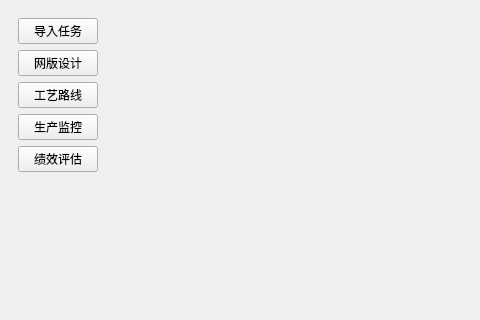
This is forms/main_window.ui in ByteKnight-X/LineControlRobot as Qt 5 draws it before an edit; both pictures show x 0 to 480 and y 0 to 320 of the 1024 by 640 pixel window. The edited form follows.
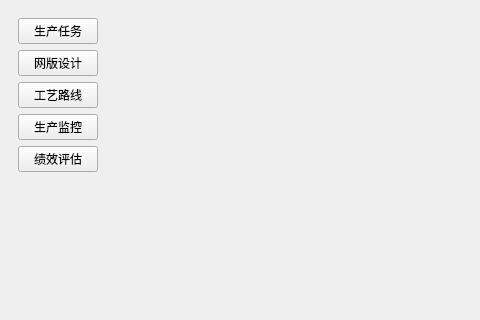
This is the edited form.

The edit to the form file:
```diff
--- a/forms/main_window.ui
+++ b/forms/main_window.ui
@@ -19,7 +19,7 @@
             <layout class="QVBoxLayout" name="btnLayout">
               <item>
                 <widget class="QPushButton" name="btnImport">
-                  <property name="text"><string>导入任务</string></property>
+                  <property name="text"><string>生产任务</string></property>
                   <property name="checkable"><bool>true</bool></property>
                 </widget>
               </item>
```
